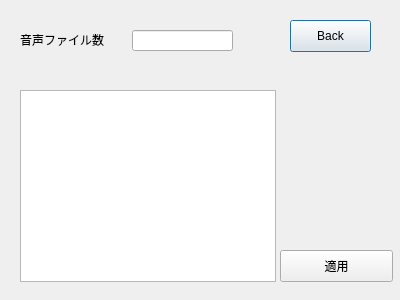
This is src/static/ui_files/settings.ui in d-kimuson/flowSound as Qt 5 draws it before an edit. The edited form follows.
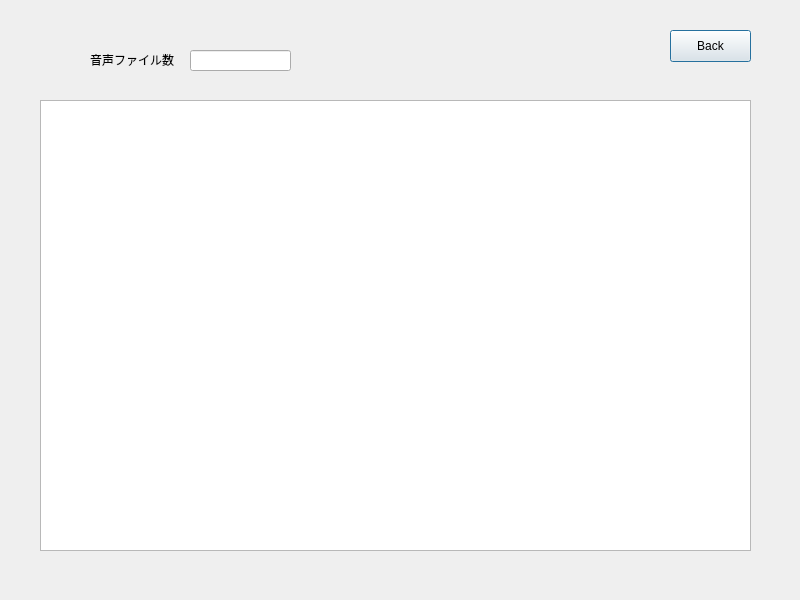
This is the edited form.

What changed in the file:
```diff
--- a/src/static/ui_files/settings.ui
+++ b/src/static/ui_files/settings.ui
@@ -6,8 +6,8 @@
    <rect>
     <x>0</x>
     <y>0</y>
-    <width>400</width>
-    <height>300</height>
+    <width>800</width>
+    <height>600</height>
    </rect>
   </property>
   <property name="windowTitle">
@@ -16,8 +16,8 @@
   <widget class="QPushButton" name="backButtonS">
    <property name="geometry">
     <rect>
-     <x>290</x>
-     <y>20</y>
+     <x>670</x>
+     <y>30</y>
      <width>81</width>
      <height>32</height>
     </rect>
@@ -29,8 +29,8 @@
   <widget class="QLineEdit" name="NumFiles">
    <property name="geometry">
     <rect>
-     <x>132</x>
-     <y>30</y>
+     <x>190</x>
+     <y>50</y>
      <width>101</width>
      <height>21</height>
     </rect>
@@ -39,8 +39,8 @@
   <widget class="QLabel" name="label">
    <property name="geometry">
     <rect>
-     <x>20</x>
-     <y>30</y>
+     <x>90</x>
+     <y>50</y>
      <width>91</width>
      <height>20</height>
     </rect>
@@ -52,26 +52,13 @@
   <widget class="QListWidget" name="listWidget">
    <property name="geometry">
     <rect>
-     <x>20</x>
-     <y>90</y>
-     <width>256</width>
-     <height>192</height>
+     <x>40</x>
+     <y>100</y>
+     <width>711</width>
+     <height>451</height>
     </rect>
    </property>
   </widget>
-  <widget class="QPushButton" name="ApplyButton">
-   <property name="geometry">
-    <rect>
-     <x>280</x>
-     <y>250</y>
-     <width>113</width>
-     <height>32</height>
-    </rect>
-   </property>
-   <property name="text">
-    <string>適用</string>
-   </property>
-  </widget>
  </widget>
  <resources/>
  <connections/>
```
